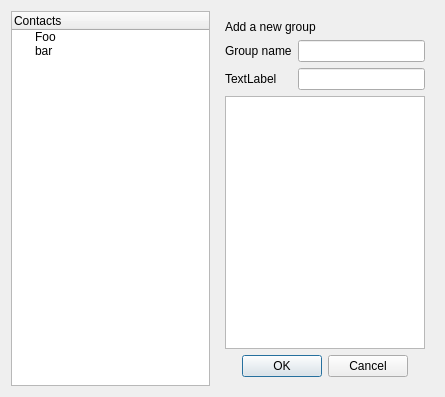
Above: client/qt/bodyaddgroup.ui from LaKabane/tNETacle before the change. Below: the same form after it.
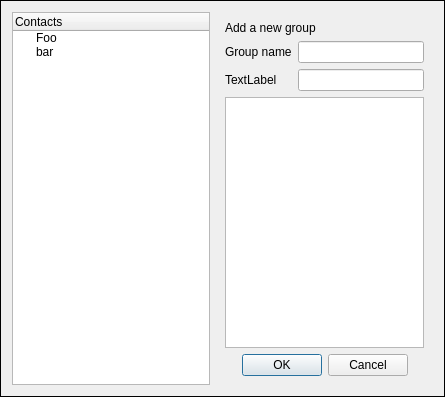
That is the form after the change. Icons and pictures are not drawn.

Commit message: change header and body by frame and give a minimum size, display correctly

```diff
--- a/client/qt/bodyaddgroup.ui
+++ b/client/qt/bodyaddgroup.ui
@@ -1,7 +1,7 @@
 <?xml version="1.0" encoding="UTF-8"?>
 <ui version="4.0">
  <class>bodyaddgroup</class>
- <widget class="QWidget" name="bodyaddgroup">
+ <widget class="QFrame" name="bodyaddgroup">
   <property name="geometry">
    <rect>
     <x>0</x>
@@ -17,6 +17,9 @@
    <iconset resource="../share/img/client.qrc">
     <normaloff>:/tools/root_notconnected.png</normaloff>:/tools/root_notconnected.png</iconset>
   </property>
+  <property name="frameShape">
+   <enum>QFrame::Box</enum>
+  </property>
   <layout class="QGridLayout" name="gridLayout">
    <item row="0" column="0" rowspan="2">
     <widget class="QTreeWidget" name="listContacts">
```
The commit also changes 7 other files.
